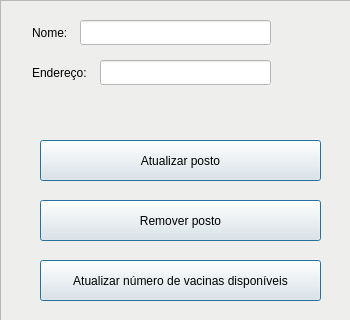
Qt form cadvac_gui/postdetailswindow.ui (lucasnatali98/CADVAC) before a commit.
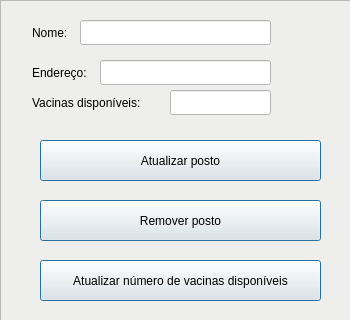
The same form after that commit.

Patch:
```diff
--- a/cadvac_gui/postdetailswindow.ui
+++ b/cadvac_gui/postdetailswindow.ui
@@ -150,6 +150,41 @@
       <bool>true</bool>
      </property>
     </widget>
+    <widget class="QLineEdit" name="vaccinesTag">
+     <property name="geometry">
+      <rect>
+       <x>30</x>
+       <y>90</y>
+       <width>141</width>
+       <height>25</height>
+      </rect>
+     </property>
+     <property name="text">
+      <string>Vacinas disponíveis: </string>
+     </property>
+     <property name="frame">
+      <bool>false</bool>
+     </property>
+     <property name="readOnly">
+      <bool>true</bool>
+     </property>
+    </widget>
+    <widget class="QLineEdit" name="vaccinesLineEdit">
+     <property name="geometry">
+      <rect>
+       <x>170</x>
+       <y>90</y>
+       <width>101</width>
+       <height>25</height>
+      </rect>
+     </property>
+     <property name="styleSheet">
+      <string notr="true">background-color: rgb(255, 255, 255);</string>
+     </property>
+     <property name="readOnly">
+      <bool>true</bool>
+     </property>
+    </widget>
    </widget>
   </widget>
  </widget>
```
